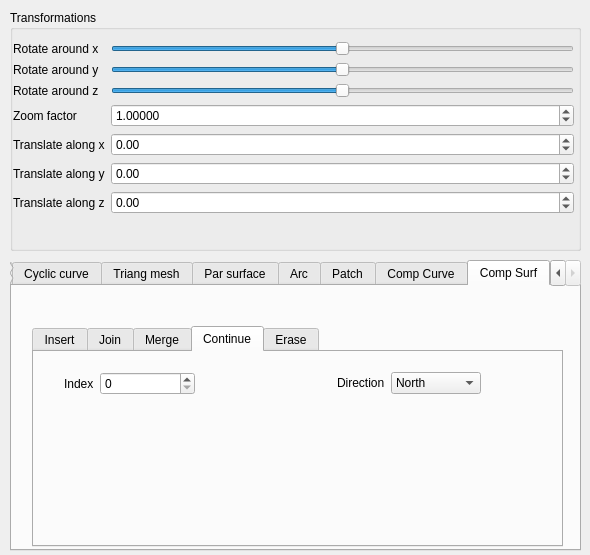
Before: the Qt Designer form GUI/SideWidget.ui in lorinczszabolcs/CAD, drawn with Qt 5.
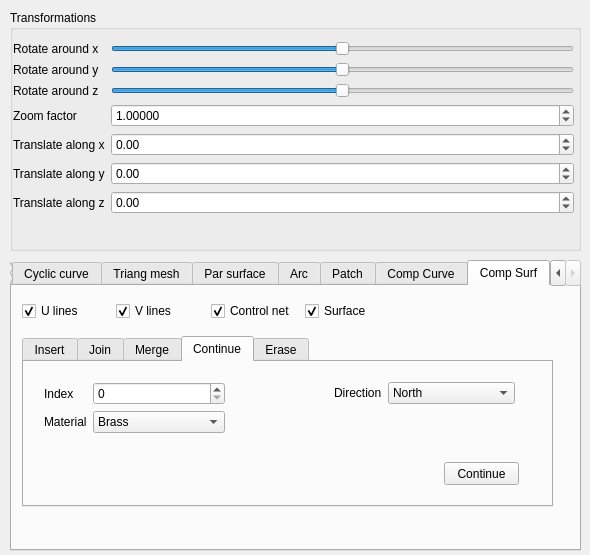
After: the same form once the commit is applied. The open tabs and pages were chosen to show the change.

The edit to the form file:
```diff
--- a/GUI/SideWidget.ui
+++ b/GUI/SideWidget.ui
@@ -2122,10 +2122,10 @@
     <widget class="QTabWidget" name="compCurveTabWidget_2">
      <property name="geometry">
       <rect>
-       <x>20</x>
-       <y>40</y>
+       <x>10</x>
+       <y>50</y>
        <width>531</width>
-       <height>221</height>
+       <height>171</height>
       </rect>
      </property>
      <property name="currentIndex">
@@ -2512,10 +2512,10 @@
       <widget class="QWidget" name="layoutWidget_11">
        <property name="geometry">
         <rect>
-         <x>30</x>
+         <x>20</x>
          <y>20</y>
-         <width>131</width>
-         <height>31</height>
+         <width>181</width>
+         <height>67</height>
         </rect>
        </property>
        <layout class="QFormLayout" name="formLayout_23">
@@ -2533,14 +2533,60 @@
           </property>
          </widget>
         </item>
+        <item row="1" column="0">
+         <widget class="QLabel" name="label_86">
+          <property name="text">
+           <string>Material</string>
+          </property>
+         </widget>
+        </item>
+        <item row="1" column="1">
+         <widget class="QComboBox" name="compSurfaceContinueComboBoxMaterial">
+          <item>
+           <property name="text">
+            <string>Brass</string>
+           </property>
+          </item>
+          <item>
+           <property name="text">
+            <string>Gold</string>
+           </property>
+          </item>
+          <item>
+           <property name="text">
+            <string>Silver</string>
+           </property>
+          </item>
+          <item>
+           <property name="text">
+            <string>Emerald</string>
+           </property>
+          </item>
+          <item>
+           <property name="text">
+            <string>Pearl</string>
+           </property>
+          </item>
+          <item>
+           <property name="text">
+            <string>Ruby</string>
+           </property>
+          </item>
+          <item>
+           <property name="text">
+            <string>Turquoise</string>
+           </property>
+          </item>
+         </widget>
+        </item>
        </layout>
       </widget>
       <widget class="QWidget" name="layoutWidget_12">
        <property name="geometry">
         <rect>
-         <x>303</x>
+         <x>310</x>
          <y>20</y>
-         <width>144</width>
+         <width>181</width>
          <height>31</height>
         </rect>
        </property>
@@ -2598,6 +2644,19 @@
         </item>
        </layout>
       </widget>
+      <widget class="QPushButton" name="compSurfaceContinueButton">
+       <property name="geometry">
+        <rect>
+         <x>420</x>
+         <y>100</y>
+         <width>75</width>
+         <height>23</height>
+        </rect>
+       </property>
+       <property name="text">
+        <string>Continue</string>
+       </property>
+      </widget>
      </widget>
      <widget class="QWidget" name="eraseTab_2">
       <attribute name="title">
@@ -2644,6 +2703,58 @@
       </widget>
      </widget>
     </widget>
+    <widget class="QWidget" name="layoutWidget">
+     <property name="geometry">
+      <rect>
+       <x>10</x>
+       <y>10</y>
+       <width>371</width>
+       <height>31</height>
+      </rect>
+     </property>
+     <layout class="QGridLayout" name="gridLayout_4">
+      <item row="0" column="0">
+       <widget class="QCheckBox" name="compSurfaceULinesCheckBox">
+        <property name="text">
+         <string>U lines</string>
+        </property>
+        <property name="checked">
+         <bool>true</bool>
+        </property>
+       </widget>
+      </item>
+      <item row="0" column="1">
+       <widget class="QCheckBox" name="compSurfaceVLinesCheckBox">
+        <property name="text">
+         <string>V lines</string>
+        </property>
+        <property name="checked">
+         <bool>true</bool>
+        </property>
+       </widget>
+      </item>
+      <item row="0" column="2">
+       <widget class="QCheckBox" name="compSurfaceControlCheckBox">
+        <property name="text">
+         <string>Control net</string>
+        </property>
+        <property name="checked">
+         <bool>true</bool>
+        </property>
+       </widget>
+      </item>
+      <item row="0" column="3">
+       <widget class="QCheckBox" name="compSurfaceSurfaceCheckBox">
+        <property name="text">
+         <string>Surface</string>
+        </property>
+        <property name="checked">
+         <bool>true</bool>
+        </property>
+       </widget>
+      </item>
+     </layout>
+    </widget>
    </widget>
   </widget>
  </widget>
```
Left out of the diff: 248 changed lines with no effect on the pictures.
